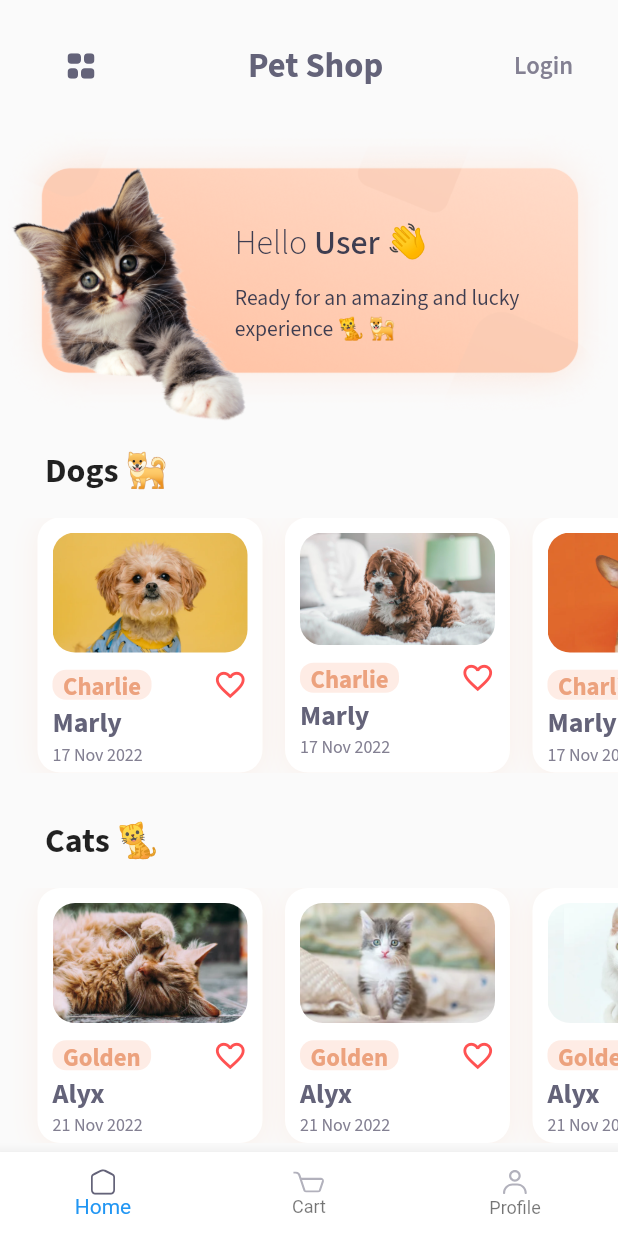
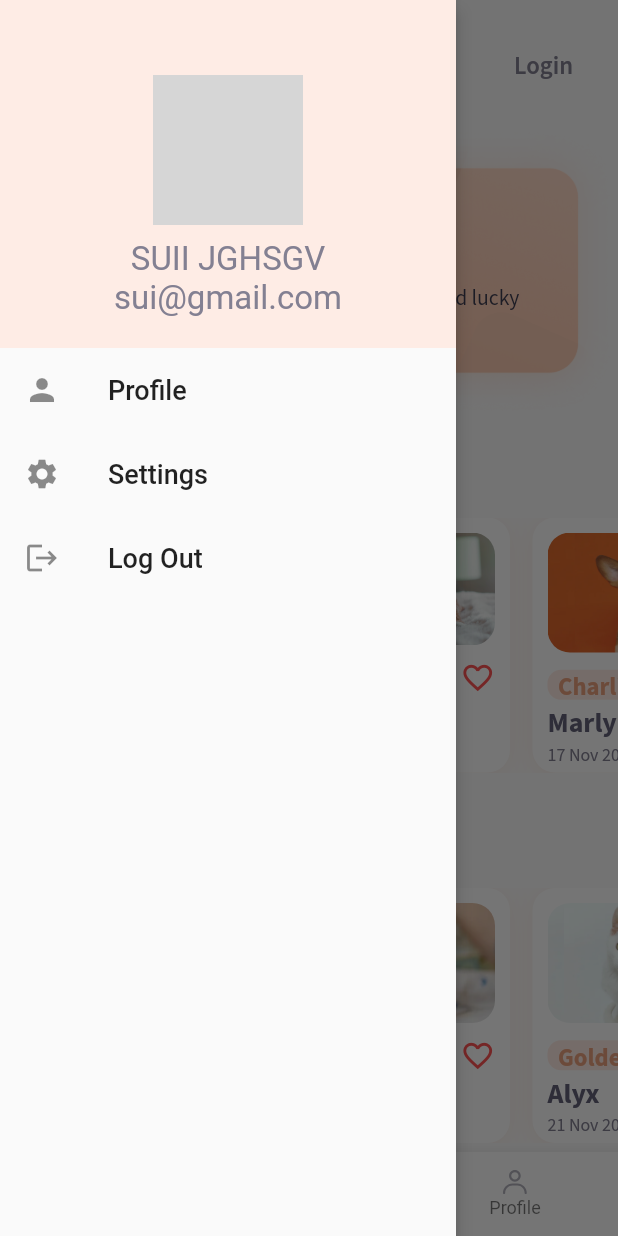
Before and after one commit to miku272/pet-shop, a Flutter app: the screen it shows after launch, after a tap on an icon or button, on a phone screen of 412 x 824 dp. Run offline on Flutter 3.47's test engine with Material 2 defaults, Android fonts, the phone set to English and light mode, and no system bars; our stand-ins replace cloud_firestore, firebase_auth, firebase_core, flutter_svg, google_fonts, lottie and 1 more; accounts and stored records are empty; generated files the repository leaves out were written again; network calls fail; project files that could hold a hidden picture were left out; grey boxes are pictures that could not be loaded.

Commit message:
Fixed Problem where drawer was not opening up

```diff
--- a/lib/screens/home_screen.dart
+++ b/lib/screens/home_screen.dart
@@ -1,11 +1,11 @@
 import 'package:flutter/material.dart';
 import 'package:flutter_svg/flutter_svg.dart';
 import 'package:firebase_auth/firebase_auth.dart';
-import 'package:pet_shop/widgets/app_drawer.dart';
 
 import '../size_config.dart';
 import '../app_styles.dart';
 import '../widgets/pet_container.dart';
+import '../widgets/custom_app_drawer.dart';
 import '../services/auth_service.dart';
 
 import './login_screen.dart';
@@ -46,6 +46,7 @@ class _HomeScreenState extends State<HomeScreen> {
     ];
 
     return Scaffold(
+      drawer: const CustomAppDrawer(),
       bottomNavigationBar: BottomNavigationBar(
         backgroundColor: white,
         currentIndex: _selectedIndex,
@@ -81,15 +82,7 @@ class _HomeScreenState extends State<HomeScreen> {
               child: Row(
                 mainAxisAlignment: MainAxisAlignment.spaceBetween,
                 children: <Widget>[
-                  IconButton(
-                    icon: SvgPicture.asset(
-                      'assets/nav_icon.svg',
-                      width: 18,
-                    ),
-                    onPressed: () {
-                      AppDrawer();
-                    },
-                  ),
+                  const DrawerIconButton(),
                   Text(
                     'Pet Shop',
                     style: sourceSansProBold.copyWith(
@@ -263,3 +256,22 @@ class _HomeScreenState extends State<HomeScreen> {
     );
   }
 }
+
+class DrawerIconButton extends StatelessWidget {
+  const DrawerIconButton({
+    Key? key,
+  }) : super(key: key);
+
+  @override
+  Widget build(BuildContext context) {
+    return IconButton(
+      icon: SvgPicture.asset(
+        'assets/nav_icon.svg',
+        width: 18,
+      ),
+      onPressed: () {
+        Scaffold.of(context).openDrawer();
+      },
+    );
+  }
+}
--- a/lib/widgets/app_drawer.dart
+++ b/lib/widgets/custom_app_drawer.dart
@@ -1,12 +1,13 @@
 import 'package:flutter/material.dart';
 import 'package:pet_shop/app_styles.dart';
 
-class AppDrawer extends StatelessWidget {
-  const AppDrawer({super.key});
+class CustomAppDrawer extends StatelessWidget {
+  const CustomAppDrawer({super.key});
 
   @override
   Widget build(BuildContext context) {
     return Drawer(
+      elevation: 5,
       child: Column(
         children: <Widget>[
           Container(
```
